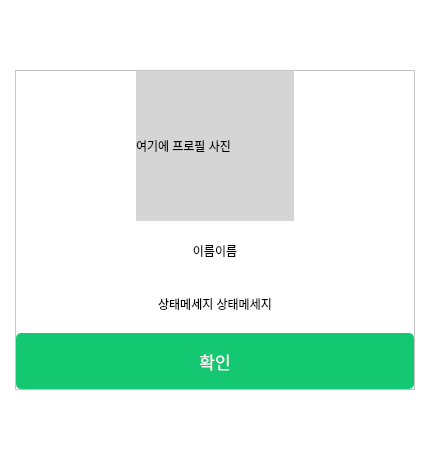
Before: the Qt Designer form code/front/ui/profile_dialog.ui in guaba98/TeamCollaborationTool, drawn with Qt 5.
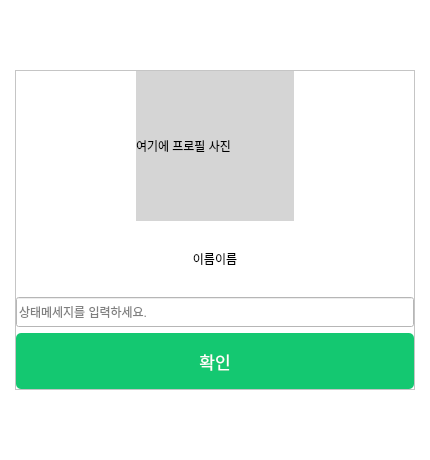
After: the same form once the commit is applied.

Diff of the .ui file:
```diff
--- a/code/front/ui/profile_dialog.ui
+++ b/code/front/ui/profile_dialog.ui
@@ -87,12 +87,15 @@
        </widget>
       </item>
       <item>
-       <widget class="QLabel" name="state_lab">
-        <property name="text">
-         <string>상태메세지 상태메세지</string>
+       <widget class="QLineEdit" name="state_edit">
+        <property name="minimumSize">
+         <size>
+          <width>0</width>
+          <height>30</height>
+         </size>
         </property>
-        <property name="alignment">
-         <set>Qt::AlignCenter</set>
+        <property name="placeholderText">
+         <string>상태메세지를 입력하세요.</string>
         </property>
        </widget>
       </item>
```
